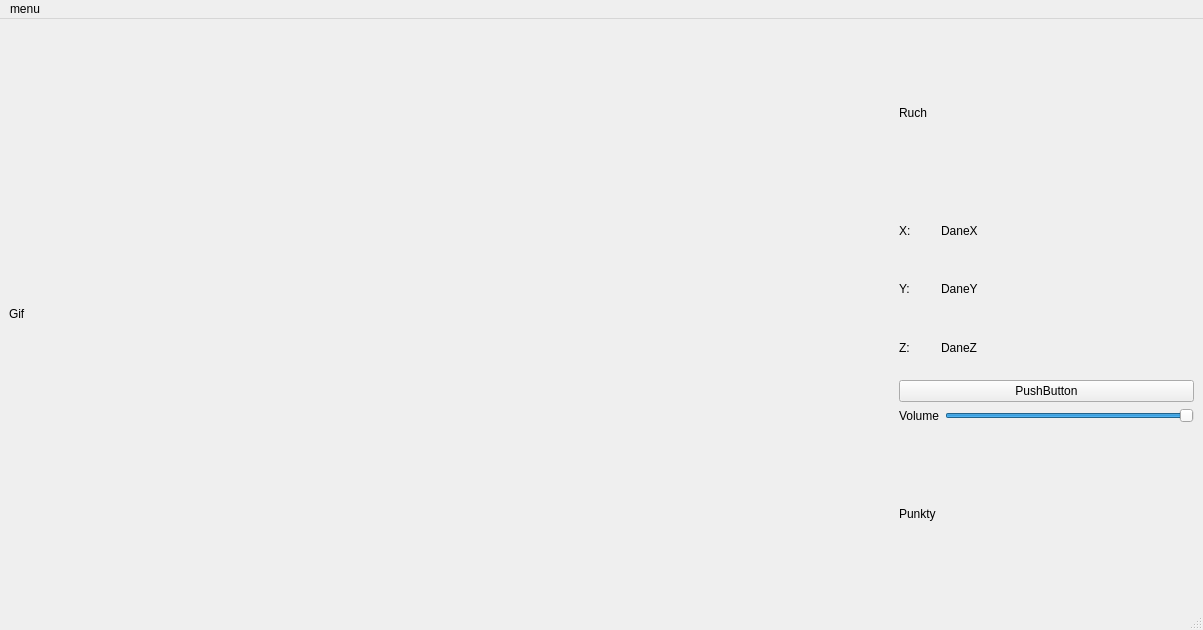
First picture: the form in dance.ui, repository Witekko/Dancegame, before the edit.
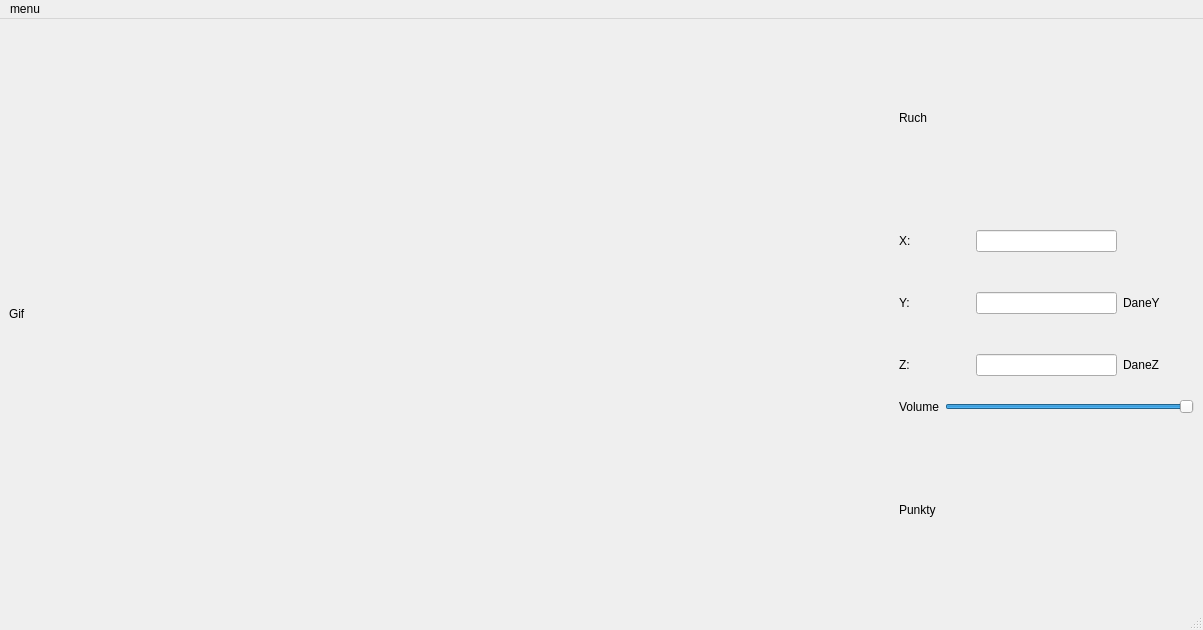
Second picture: the form after the edit.

```diff
--- a/dance.ui
+++ b/dance.ui
@@ -26,7 +26,7 @@
      </widget>
     </item>
     <item row="0" column="1">
-     <layout class="QVBoxLayout" name="verticalLayout_3">
+     <layout class="QVBoxLayout" name="verticalLayout_2">
       <item>
        <widget class="QLabel" name="label_ruch">
         <property name="text">
@@ -35,9 +35,9 @@
        </widget>
       </item>
       <item>
-       <layout class="QHBoxLayout" name="horizontalLayout" stretch="1,7">
+       <layout class="QVBoxLayout" name="verticalLayout">
         <item>
-         <layout class="QVBoxLayout" name="verticalLayout_2">
+         <layout class="QHBoxLayout" name="horizontalLayout" stretch="1,2,1">
           <item>
            <widget class="QLabel" name="label_x">
             <property name="text">
@@ -46,6 +46,20 @@
            </widget>
           </item>
           <item>
+           <widget class="QLineEdit" name="lineEdit_X"/>
+          </item>
+          <item>
+           <widget class="QLabel" name="label_danex">
+            <property name="text">
+             <string/>
+            </property>
+           </widget>
+          </item>
+         </layout>
+        </item>
+        <item>
+         <layout class="QHBoxLayout" name="horizontalLayout_2" stretch="1,2,1">
+          <item>
            <widget class="QLabel" name="label_y">
             <property name="text">
              <string>Y:</string>
@@ -53,22 +67,7 @@
            </widget>
           </item>
           <item>
-           <widget class="QLabel" name="label_z">
-            <property name="text">
-             <string>Z:</string>
-            </property>
-           </widget>
-          </item>
-         </layout>
-        </item>
-        <item>
-         <layout class="QVBoxLayout" name="verticalLayout">
-          <item>
-           <widget class="QLabel" name="label_danex">
-            <property name="text">
-             <string>DaneX</string>
-            </property>
-           </widget>
+           <widget class="QLineEdit" name="lineEdit_Y"/>
           </item>
           <item>
            <widget class="QLabel" name="label_daney">
@@ -77,6 +76,20 @@
             </property>
            </widget>
           </item>
+         </layout>
+        </item>
+        <item>
+         <layout class="QHBoxLayout" name="horizontalLayout_3" stretch="1,2,1">
+          <item>
+           <widget class="QLabel" name="label_z">
+            <property name="text">
+             <string>Z:</string>
+            </property>
+           </widget>
+          </item>
+          <item>
+           <widget class="QLineEdit" name="lineEdit_Z"/>
+          </item>
           <item>
            <widget class="QLabel" name="label_danez">
             <property name="text">
@@ -89,14 +102,7 @@
        </layout>
       </item>
       <item>
-       <widget class="QPushButton" name="pushButton">
-        <property name="text">
-         <string>PushButton</string>
-        </property>
-       </widget>
-      </item>
-      <item>
-       <layout class="QHBoxLayout" name="horizontalLayout_2">
+       <layout class="QHBoxLayout" name="horizontalLayout_4">
         <item>
          <widget class="QLabel" name="label">
           <property name="text">
```
